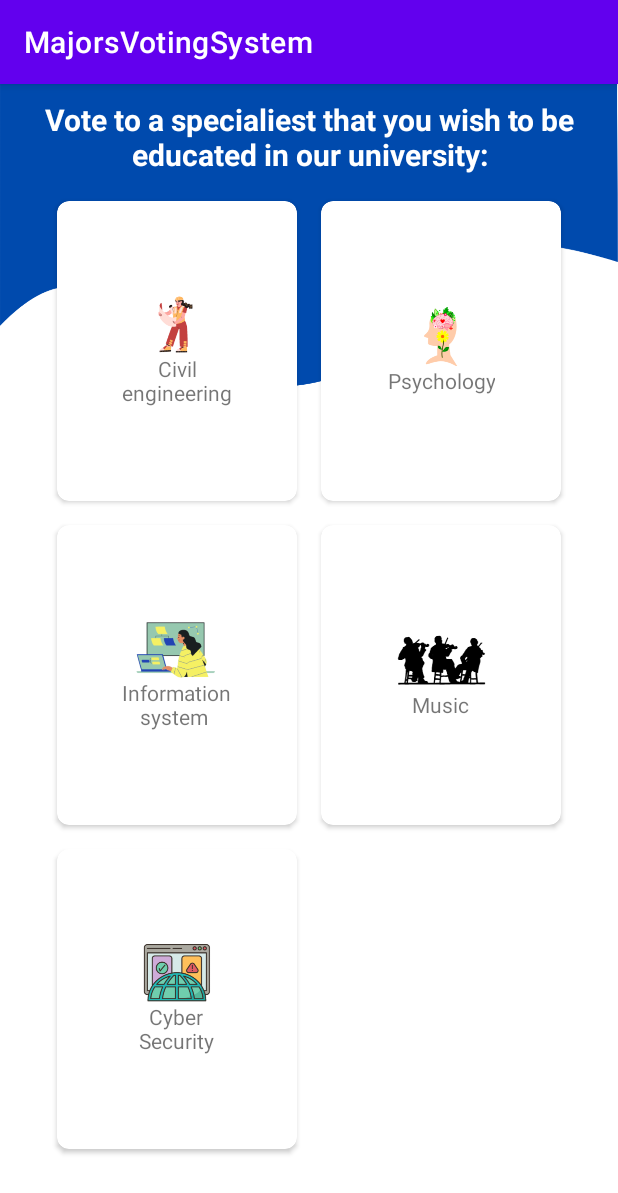
After one commit to RawfSaleh/MajorsVotingSystem, an Android app: the VotingPage screen opened directly, with no data from a screen before it, on a phone screen of 412 x 824 dp. The commit adds this screen. Shown: the top 1193 px of the screen. Run offline under Robolectric (Android 15) with nearby library versions, the phone set to English and light mode, and no system bars.

Commit message:
adding new activities

```diff
--- a/app/src/main/java/com/example/majorsvotingsystem/Internt.java
+++ /dev/null
@@ -1,4 +0,0 @@
-package com.example.majorsvotingsystem;
-
-public class Internt {
-}
--- /dev/null
+++ b/app/src/main/java/com/example/majorsvotingsystem/VotingPage.java
@@ -0,0 +1,20 @@
+package com.example.majorsvotingsystem;
+
+import androidx.appcompat.app.AppCompatActivity;
+
+import android.content.Intent;
+import android.os.Bundle;
+import android.view.View;
+
+public class VotingPage extends AppCompatActivity {
+
+    @Override
+    protected void onCreate(Bundle savedInstanceState) {
+        super.onCreate(savedInstanceState);
+        setContentView(R.layout.activity_voting_page);
+    }
+    public void topage6(View v){
+        Intent i = new Intent(this,ProcessSuccessed.class);
+        startActivity(i);
+    }
+}
--- a/app/src/main/res/layout/activity_main.xml
+++ b/app/src/main/res/layout/activity_main.xml
@@ -13,6 +13,7 @@
         android:layout_marginBottom="16dp"
         android:backgroundTint="#004AAD"
         android:text="Log in"
+        android:onClick="topage2"
         app:layout_constraintBottom_toTopOf="@+id/sgnup"
         app:layout_constraintEnd_toEndOf="parent"
         app:layout_constraintStart_toStartOf="parent"
--- /dev/null
+++ b/app/src/main/res/layout/activity_voting_page.xml
@@ -0,0 +1,175 @@
+<?xml version="1.0" encoding="utf-8"?>
+<androidx.constraintlayout.widget.ConstraintLayout xmlns:android="http://schemas.android.com/apk/res/android"
+    xmlns:app="http://schemas.android.com/apk/res-auto"
+    xmlns:tools="http://schemas.android.com/tools"
+    android:layout_width="match_parent"
+    android:layout_height="match_parent"
+    android:background="@drawable/bg"
+    tools:context=".VotingPage">
+    <TextView
+        android:id="@+id/header"
+        android:layout_width="wrap_content"
+        android:layout_height="wrap_content"
+        android:text="Vote to a specialiest that you wish to be educated in our university:"
+        android:textAlignment="center"
+        android:textColor="@color/white"
+        android:textSize="20dp"
+        android:textStyle="bold"
+        android:layout_marginTop="10dp"
+        app:layout_constraintStart_toStartOf="parent"
+        app:layout_constraintTop_toTopOf="parent" />
+    <GridLayout
+        android:layout_width="match_parent"
+        android:layout_height="match_parent"
+        android:rowCount="3"
+        android:columnCount="2"
+        android:layout_marginTop="70dp"
+        android:layout_marginLeft="30dp"
+        android:layout_marginRight="30dp"
+        android:layout_marginBottom="50dp"
+        >
+
+        <androidx.cardview.widget.CardView
+            android:layout_width="wrap_content"
+            android:layout_height="wrap_content"
+            android:layout_row="0"
+            android:layout_column="0"
+            android:layout_gravity="fill"
+            android:layout_rowWeight="1"
+            android:layout_columnWeight="1"
+            android:layout_margin="8dp"
+            android:onClick="topage6"
+            app:cardCornerRadius="8dp">
+            <LinearLayout
+                android:layout_width="wrap_content"
+                android:layout_height="wrap_content"
+                android:orientation="vertical"
+                android:gravity="center"
+                android:layout_gravity="center">
+
+                <ImageView
+                    android:layout_width="80dp"
+                    android:layout_height="40dp"
+                    android:src="@drawable/engineering" />
+                <TextView
+                    android:layout_width="wrap_content"
+                    android:layout_height="wrap_content"
+                    android:text="Civil\nengineering"
+                    android:textAlignment="center"
+                    />
+            </LinearLayout>
+        </androidx.cardview.widget.CardView>
+        <androidx.cardview.widget.CardView
+            android:layout_width="wrap_content"
+            android:layout_height="wrap_content"
+            android:layout_row="0"
+            android:layout_column="1"
+            android:layout_gravity="fill"
+            android:layout_rowWeight="1"
+            android:layout_columnWeight="1"
+            android:layout_margin="8dp"
+            android:onClick="topage6"
+            app:cardCornerRadius="8dp">
+            <LinearLayout
+                android:layout_width="wrap_content"
+                android:layout_height="wrap_content"
+                android:orientation="vertical"
+                android:gravity="center"
+                android:layout_gravity="center">
+                <ImageView
+                    android:layout_width="80dp"
+                    android:layout_height="40dp"
+                    android:src="@drawable/pycology" />
+                <TextView
+                    android:layout_width="wrap_content"
+                    android:layout_height="wrap_content"
+                    android:text="Psychology"
+                    android:textAlignment="center"/>
+            </LinearLayout>
+        </androidx.cardview.widget.CardView>
+        <androidx.cardview.widget.CardView
+            android:layout_width="wrap_content"
+            android:layout_height="wrap_content"
+            android:layout_row="1"
+            android:layout_column="0"
+            android:layout_gravity="fill"
+            android:layout_rowWeight="1"
+            android:layout_columnWeight="1"
+            android:layout_margin="8dp"
+            android:onClick="topage6"
+            app:cardCornerRadius="8dp">
+            <LinearLayout
+                android:layout_width="wrap_content"
+                android:layout_height="wrap_content"
+                android:orientation="vertical"
+                android:gravity="center"
+                android:layout_gravity="center">
+                <ImageView
+                    android:layout_width="80dp"
+                    android:layout_height="40dp"
+                    android:src="@drawable/is" />
+                <TextView
+                    android:layout_width="wrap_content"
+                    android:layout_height="wrap_content"
+                    android:text="Information\nsystem "
+                    android:textAlignment="center"/>
+            </LinearLayout>
+        </androidx.cardview.widget.CardView>
+        <androidx.cardview.widget.CardView
+            android:layout_width="wrap_content"
+            android:layout_height="wrap_content"
+            android:layout_row="1"
+            android:layout_column="1"
+            android:layout_gravity="fill"
+            android:layout_rowWeight="1"
+            android:layout_columnWeight="1"
+            android:layout_margin="8dp"
+            android:onClick="topage6"
+            app:cardCornerRadius="8dp">
+            <LinearLayout
+                android:layout_width="wrap_content"
+                android:layout_height="wrap_content"
+                android:orientation="vertical"
+                android:gravity="center"
+                android:layout_gravity="center">
+                <ImageView
+                    android:layout_width="80dp"
+                    android:layout_height="40dp"
+                    android:src="@drawable/music" />
+                <TextView
+                    android:layout_width="wrap_content"
+                    android:layout_height="wrap_content"
+                    android:text="Music"
+                    android:textAlignment="center"/>
+            </LinearLayout>
+        </androidx.cardview.widget.CardView>
+        <androidx.cardview.widget.CardView
+            android:layout_width="wrap_content"
+            android:layout_height="wrap_content"
+            android:layout_row="2"
+            android:layout_column="0"
+            android:layout_gravity="fill"
+            android:layout_rowWeight="1"
+            android:layout_columnWeight="1"
+            android:layout_margin="8dp"
+            android:onClick="topage6"
+            app:cardCornerRadius="8dp">
+            <LinearLayout
+                android:layout_width="wrap_content"
+                android:layout_height="wrap_content"
+                android:orientation="vertical"
+                android:gravity="center"
+                android:layout_gravity="center">
+                <ImageView
+                    android:layout_width="80dp"
+                    android:layout_height="40dp"
+                    android:src="@drawable/cyber" />
+                <TextView
+                    android:layout_width="wrap_content"
+                    android:layout_height="wrap_content"
+                    android:text="Cyber\nSecurity"
+                    android:textAlignment="center"/>
+            </LinearLayout>
+        </androidx.cardview.widget.CardView>
+    </GridLayout>
+</androidx.constraintlayout.widget.ConstraintLayout>
```
Also changed, not shown: app/src/main/AndroidManifest.xml (+14 -0 lines), app/src/main/java/com/example/majorsvotingsystem/MainActivity.java (+5 -3 lines), app/src/main/java/com/example/majorsvotingsystem/ProcessSuccessed.java (added, +20 -0 lines), app/src/main/res/layout/activity_process_successed.xml (added, +63 -0 lines), app/src/main/res/drawable/bg.png (added), app/src/main/res/drawable/cyber.png (added), app/src/main/res/drawable/engineering.png (added), app/src/main/res/drawable/is.png (added), app/src/main/res/drawable/music.png (added), app/src/main/res/drawable/pycology.png (added), app/src/main/res/drawable/success.png (added).
